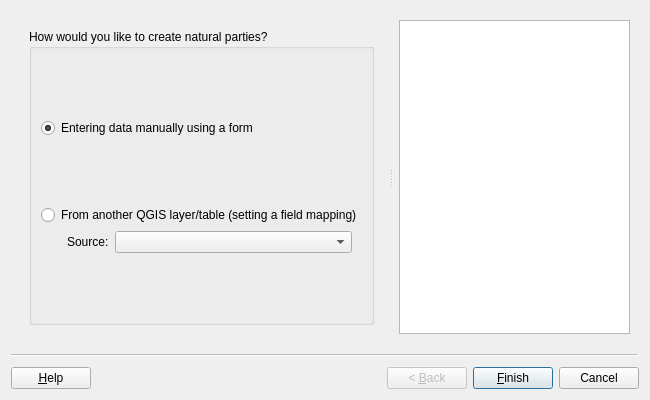
SwissTierrasColombia/Asistente-LADM-COL, file asistente_ladm_col/ui/wiz_create_natural_party_prc.ui: the form before one commit.
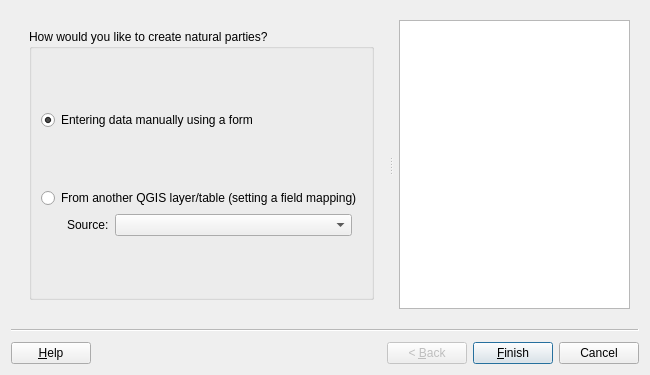
The form after the commit. Custom widgets are drawn as their Qt base class.

The edit to the form file:
```diff
--- a/asistente_ladm_col/ui/wiz_create_natural_party_prc.ui
+++ b/asistente_ladm_col/ui/wiz_create_natural_party_prc.ui
@@ -7,7 +7,7 @@
     <x>0</x>
     <y>0</y>
     <width>650</width>
-    <height>400</height>
+    <height>375</height>
    </rect>
   </property>
   <property name="windowTitle">
```
